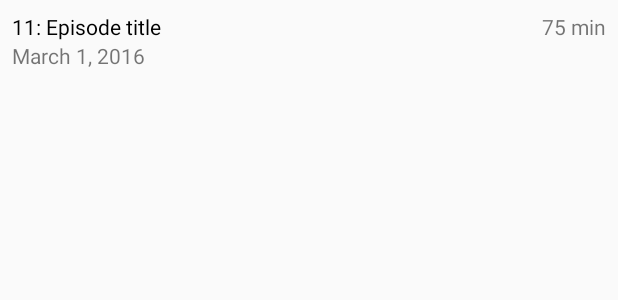
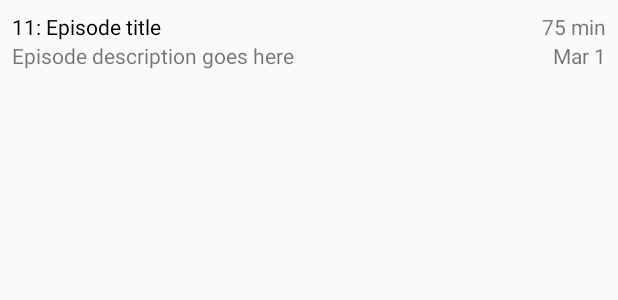
Before and after one commit to androsparks/TWiTCast, an Android app: the layout list_item_episode.xml on its own in the app's theme, with its tools: preview values and no code run, on a phone screen of 412 x 824 dp. Shown: the top 300 px of the screen. Run offline under Robolectric (Android 15) with nearby library versions, the light colour scheme and no system bars; network calls fail.

Commit message:
Adjust layout of episode list item

```diff
--- a/app/src/main/java/com/tragicfruit/twitcast/TWiTDatabase.java
+++ b/app/src/main/java/com/tragicfruit/twitcast/TWiTDatabase.java
@@ -55,6 +55,7 @@ public class TWiTDatabase {
             Show showForEpisode = getShowFromEpisode(episode);
             if (showForEpisode != null) {
                 showForEpisode.addEpisode(episode);
+                episode.setShow(showForEpisode);
                 mEpisodeCount += 1;
                 Log.d(TAG, episode.getTitle() + " added to " + showForEpisode.getTitle());
             } else {
--- a/app/src/main/res/layout/list_item_episode.xml
+++ b/app/src/main/res/layout/list_item_episode.xml
@@ -19,17 +19,31 @@
             android:layout_height="wrap_content"/>
 
         <TextView
-            android:id="@+id/episode_date"
-            tools:text="March 1, 2016"
+            android:id="@+id/episode_description"
+            tools:text="Episode description goes here"
             android:layout_width="wrap_content"
             android:layout_height="wrap_content"/>
 
     </LinearLayout>
 
-    <TextView
-        android:id="@+id/episode_running_time"
-        tools:text="75 min"
+    <LinearLayout
+        android:gravity="center_vertical|end"
         android:layout_width="wrap_content"
-        android:layout_height="wrap_content"/>
+        android:layout_height="match_parent"
+        android:orientation="vertical">
+
+        <TextView
+            android:id="@+id/episode_running_time"
+            tools:text="75 min"
+            android:layout_width="wrap_content"
+            android:layout_height="wrap_content"/>
+
+        <TextView
+            android:id="@+id/episode_date"
+            tools:text="Mar 1"
+            android:layout_width="wrap_content"
+            android:layout_height="wrap_content"/>
+
+    </LinearLayout>
 
 </LinearLayout>
```
Also changed, not shown: app/src/main/java/com/tragicfruit/twitcast/Episode.java (+13 -0 lines), app/src/main/java/com/tragicfruit/twitcast/EpisodeListFragment.java (+5 -2 lines).
